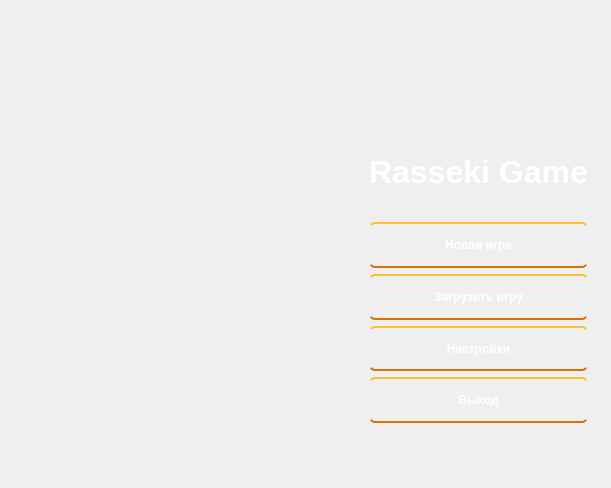
This is RGI/menuwindow.ui in Rasseki-Studios/rasseki.game as Qt 5 draws it before an edit. The edited form follows.
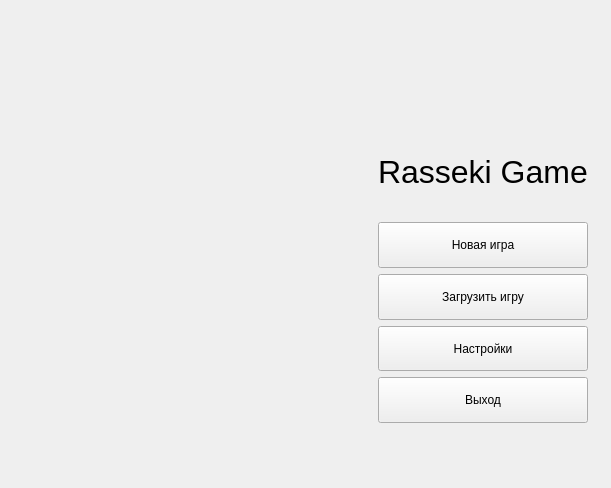
This is the edited form. Icons and pictures are not drawn.

```diff
--- a/RGI/menuwindow.ui
+++ b/RGI/menuwindow.ui
@@ -14,27 +14,7 @@
    <string>Rasseki Game</string>
   </property>
   <property name="styleSheet">
-   <string notr="true">QWidget {
-	color: white;
-	font-weight: bold
-}
-
-QPushButton {
-  color: white;
-  text-decoration: none;
-  padding: .5em 2em;
-  outline: none;
-  border-width: 2px 0;
-  border-style: solid none;
-  border-color: #FDBE33 #000 #D77206;
-  border-radius: 6px;
-  background: linear-gradient(#F3AE0F, #E38916) #E38916;
-}
-
-QMessageBox {
-    background-color: #CD853F;
-	background-image: url(&quot;:/resources/img/bground.png&quot;)
-}</string>
+   <string notr="true"/>
   </property>
   <widget class="QWidget" name="centralWidget">
    <widget class="QWidget" name="gridLayoutWidget">
```
